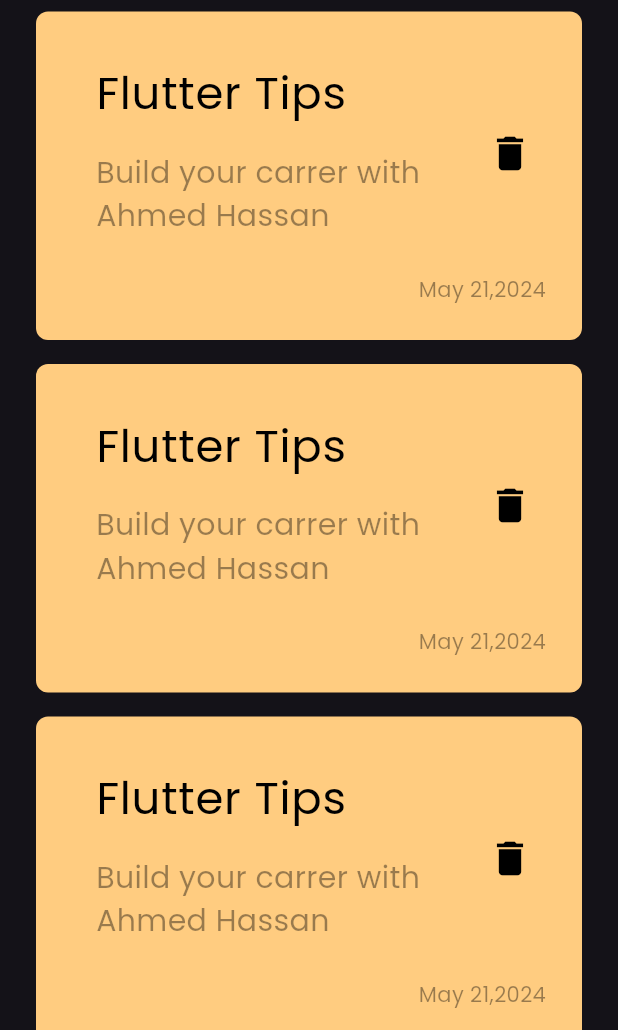
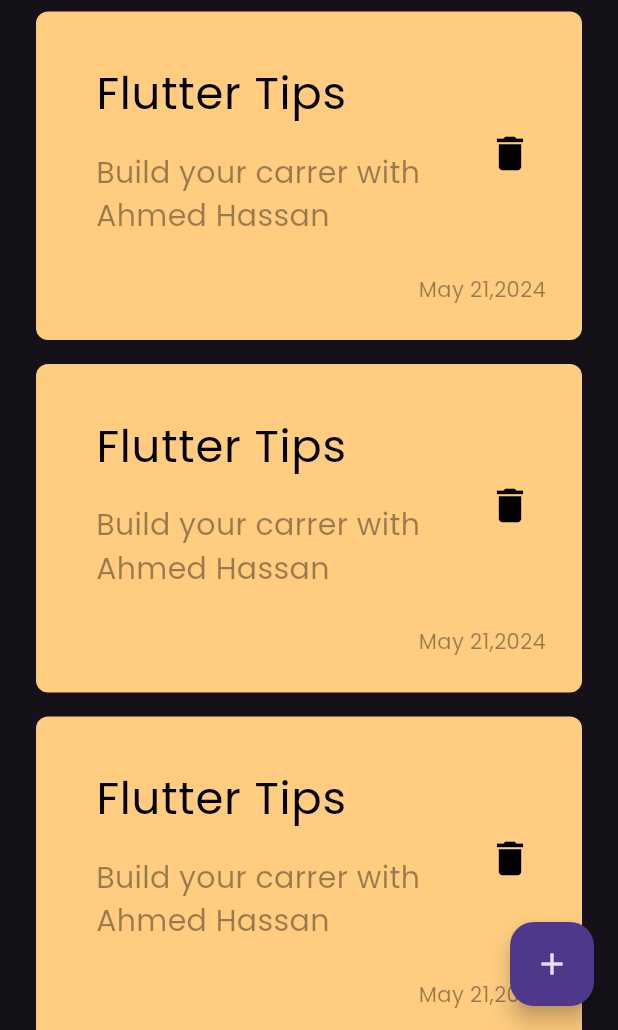
Before and after one commit to Ahmed22-Hassan/notes_app, a Flutter app: the screen it shows after launch, on a phone screen of 412 x 824 dp, the part 206-1236 px from its top. Run offline on Flutter 3.47's test engine with Material 3 defaults, Android fonts, the phone set to English and light mode, and no system bars.

Commit message:
floating action bottom

```diff
--- a/lib/views/notes_view.dart
+++ b/lib/views/notes_view.dart
@@ -6,8 +6,14 @@ class NotesView extends StatelessWidget {
 
   @override
   Widget build(BuildContext context) {
-    return const Scaffold(
-      body: NotesViewBar(),
+    return Scaffold(
+      floatingActionButton: FloatingActionButton(
+        onPressed: () {},
+        child: const Icon(
+          Icons.add,
+        ),
+      ),
+      body: const NotesViewBar(),
     );
   }
 }
```
